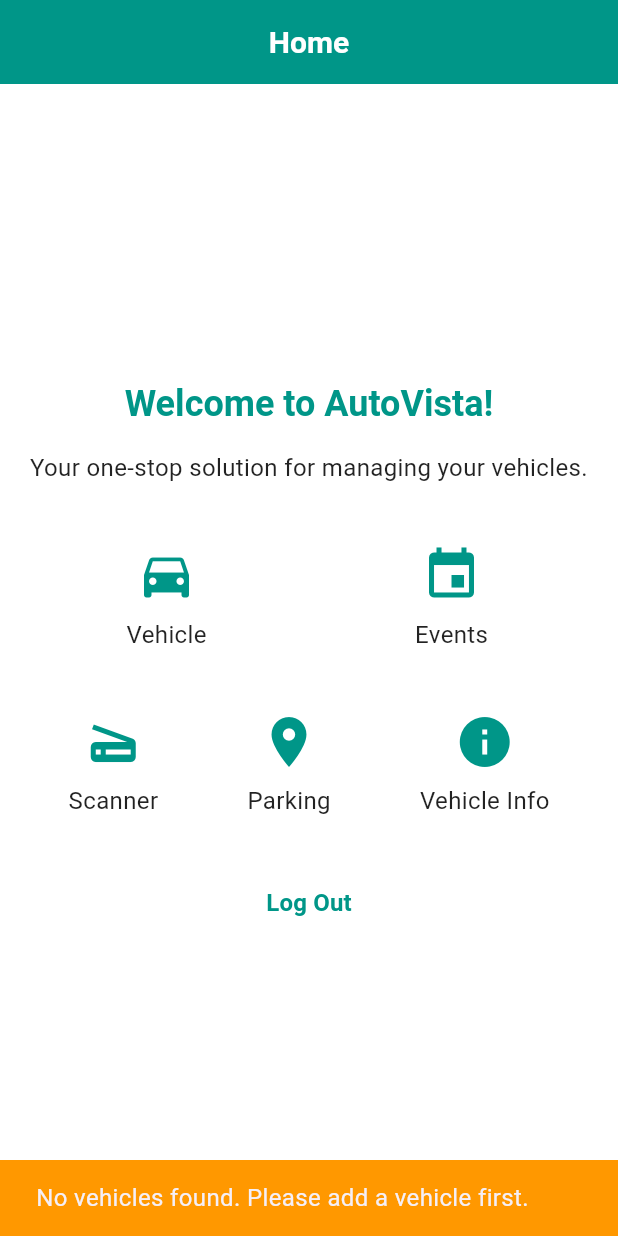
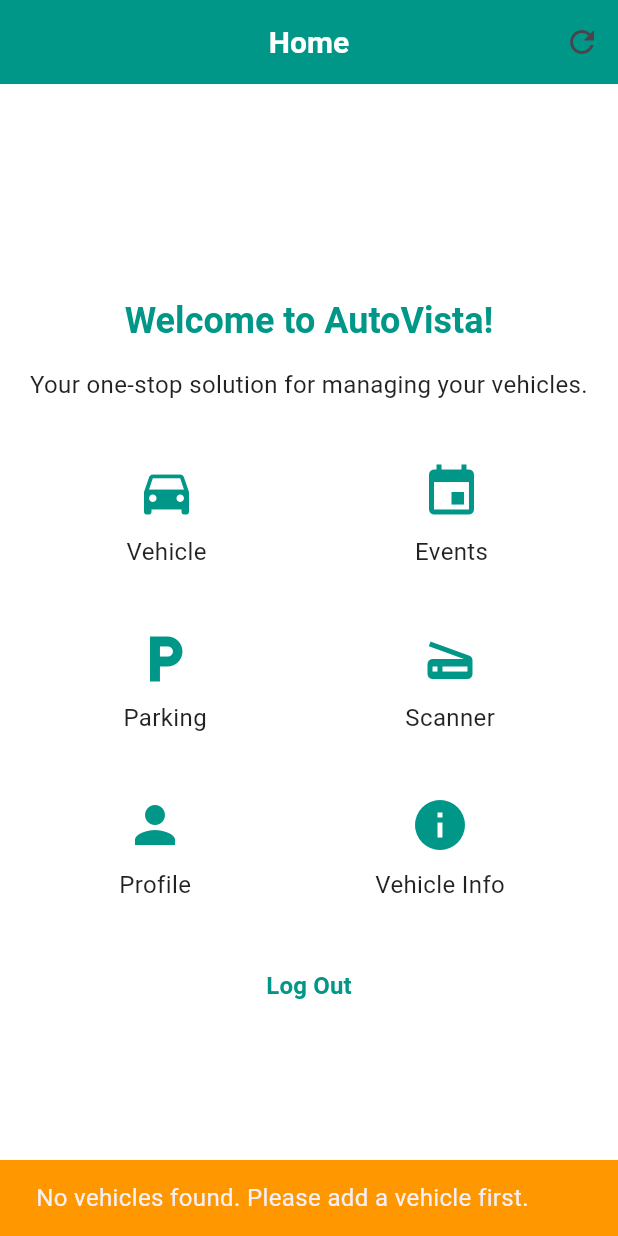
Before and after one commit to Albaraazain/autovista_version_2, a Flutter app: the HomeScreen screen opened directly with empty values, after a tap on the "info" icon, on a phone screen of 412 x 824 dp. Run offline on Flutter 3.47's test engine with Material 3 defaults, Android fonts, the phone set to English and light mode, and no system bars; our stand-ins replace flutter_map, geolocator, image_picker, latlong2, logger, supabase_flutter and 1 more; accounts and stored records are empty; network calls fail.

Commit message:
Enhance HomeScreen functionality with vehicle info display and refresh feature
- Integrated logger for improved debugging and information tracking.
- Added a refresh button to reload vehicle data for the user.
- Implemented a new method to fetch and display vehicle information, including error handling and user feedback.
- Updated navigation for vehicle info and parking/document scanner buttons to improve user experience.
- Refactored button actions to ensure proper context handling and state management.

```diff
--- a/lib/screens/home_screen.dart
+++ b/lib/screens/home_screen.dart
@@ -1,6 +1,7 @@
 import 'package:flutter/material.dart';
 import '../services/supabase_service.dart';
 import '../models/car_model.dart';
+import 'package:logger/logger.dart';
 
 class HomeScreen extends StatefulWidget {
   final String userId;
@@ -13,12 +14,29 @@
 
 class _HomeScreenState extends State<HomeScreen> {
   final SupabaseService _supabaseService = SupabaseService();
+  final logger = Logger(
+    printer: PrettyPrinter(
+      methodCount: 0,
+      errorMethodCount: 5,
+      lineLength: 50,
+      colors: true,
+      printEmojis: true,
+      printTime: true,
+    ),
+  );
   late Future<List<Car>> _carsFuture;
 
   @override
   void initState() {
     super.initState();
-    _carsFuture = _supabaseService.getUserCars(widget.userId);
+    _refreshCars();
+  }
+
+  Future<void> _refreshCars() async {
+    logger.i('Refreshing cars for user: ${widget.userId}');
+    setState(() {
+      _carsFuture = _supabaseService.getUserCars(widget.userId);
+    });
   }
 
   Future<void> _signOut() async {
@@ -37,12 +55,68 @@
     }
   }
 
+  Widget _buildVehicleInfoButton() {
+    return Column(
+      children: [
+        IconButton(
+          icon: const Icon(Icons.info, size: 40, color: Colors.teal),
+          tooltip: "View Vehicle Info",
+          onPressed: () async {
+            try {
+              logger.i('Fetching cars for vehicle info display');
+              final cars = await _carsFuture;
+              logger.d('Found ${cars.length} cars');
+
+              if (!mounted) return;
+
+              if (cars.isNotEmpty) {
+                logger.i(
+                    'Displaying info for car: ${cars.first.brand} ${cars.first.model}');
+                Navigator.pushNamed(
+                  context,
+                  '/added_vehicle_screen',
+                  arguments: cars.first.toJson(),
+                );
+              } else {
+                logger.w('No vehicles found for user');
+                ScaffoldMessenger.of(context).showSnackBar(
+                  const SnackBar(
+                    content:
+                        Text("No vehicles found. Please add a vehicle first."),
+                    backgroundColor: Colors.orange,
+                  ),
+                );
+              }
+            } catch (e) {
+              logger.e('Error displaying vehicle info: $e');
+              if (!mounted) return;
+              ScaffoldMessenger.of(context).showSnackBar(
+                SnackBar(
+                  content: Text('Error loading vehicle info: $e'),
+                  backgroundColor: Colors.red,
+                ),
+              );
+            }
+          },
+        ),
+        const Text("Vehicle Info"),
+      ],
+    );
+  }
+
   @override
   Widget build(BuildContext context) {
     return Scaffold(
       appBar: AppBar(
         title: const Text("Home"),
         automaticallyImplyLeading: false,
+        actions: [
+          IconButton(
+            icon: const Icon(Icons.refresh),
+            onPressed: _refreshCars,
+            tooltip: "Refresh vehicle data",
+          ),
+        ],
       ),
       body: Center(
         child: Padding(
@@ -90,7 +164,11 @@
                             size: 40, color: Colors.teal),
                         tooltip: "Event Manager",
                         onPressed: () {
-                          Navigator.pushNamed(context, '/eventManager');
+                          Navigator.pushNamed(
+                            context,
+                            '/eventManager',
+                            arguments: widget.userId,
+                          );
                         },
                       ),
                       const Text("Events"),
@@ -102,6 +180,23 @@
               Row(
                 mainAxisAlignment: MainAxisAlignment.spaceAround,
                 children: [
+                  Column(
+                    children: [
+                      IconButton(
+                        icon: const Icon(Icons.local_parking,
+                            size: 40, color: Colors.teal),
+                        tooltip: "Parking",
+                        onPressed: () {
+                          Navigator.pushNamed(
+                            context,
+                            '/parking_screen',
+                            arguments: widget.userId,
+                          );
+                        },
+                      ),
+                      const Text("Parking"),
+                    ],
+                  ),
                   Column(
                     children: [
                       IconButton(
@@ -119,53 +214,30 @@
                       const Text("Scanner"),
                     ],
                   ),
+                ],
+              ),
+              const SizedBox(height: 32),
+              Row(
+                mainAxisAlignment: MainAxisAlignment.spaceAround,
+                children: [
                   Column(
                     children: [
                       IconButton(
-                        icon: const Icon(Icons.location_on,
+                        icon: const Icon(Icons.person,
                             size: 40, color: Colors.teal),
-                        tooltip: "Track Parking Location",
+                        tooltip: "Profile",
                         onPressed: () {
                           Navigator.pushNamed(
                             context,
-                            '/parking_screen',
+                            '/profile_screen',
                             arguments: widget.userId,
                           );
                         },
                       ),
-                      const Text("Parking"),
+                      const Text("Profile"),
                     ],
                   ),
-                  Column(
-                    children: [
-                      IconButton(
-                        icon: const Icon(Icons.info,
-                            size: 40, color: Colors.teal),
-                        tooltip: "View Vehicle Info",
-                        onPressed: () async {
-                          final cars = await _carsFuture;
-                          if (cars.isNotEmpty) {
-                            if (!context.mounted) return;
-                            Navigator.pushNamed(
-                              context,
-                              '/added_vehicle_screen',
-                              arguments: cars.first.toJson(),
-                            );
-                          } else {
-                            if (!context.mounted) return;
-                            ScaffoldMessenger.of(context).showSnackBar(
-                              const SnackBar(
-                                content: Text(
-                                    "No vehicles found. Please add a vehicle first."),
-                                backgroundColor: Colors.orange,
-                              ),
-                            );
-                          }
-                        },
-                      ),
-                      const Text("Vehicle Info"),
-                    ],
-                  ),
+                  _buildVehicleInfoButton(),
                 ],
               ),
               const SizedBox(height: 32),
```
